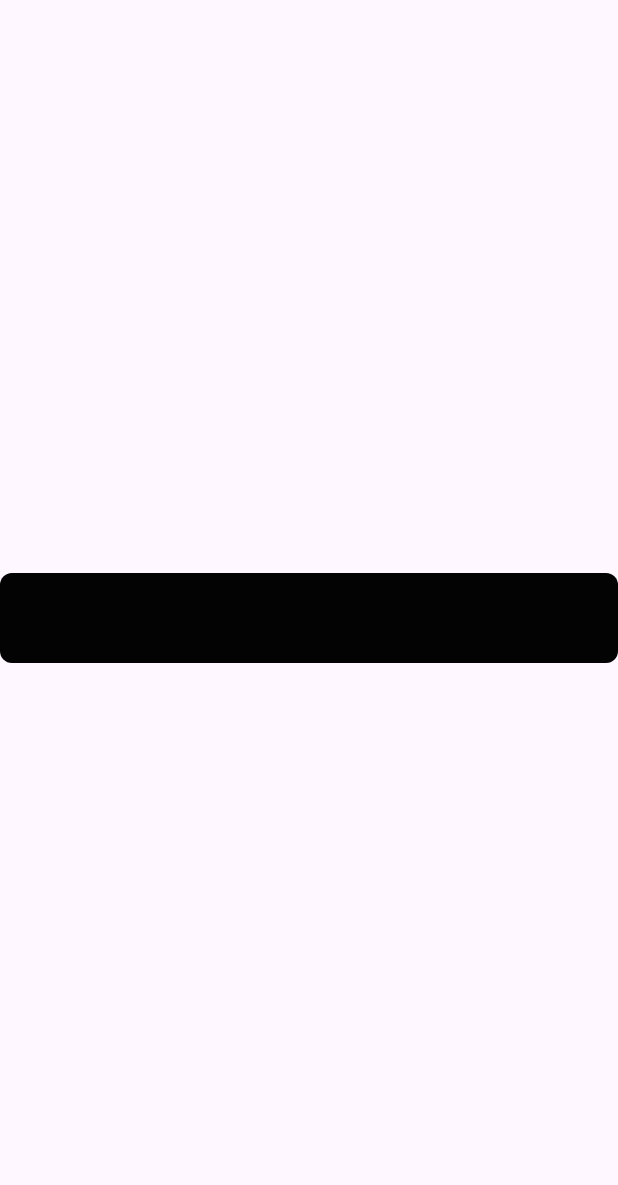
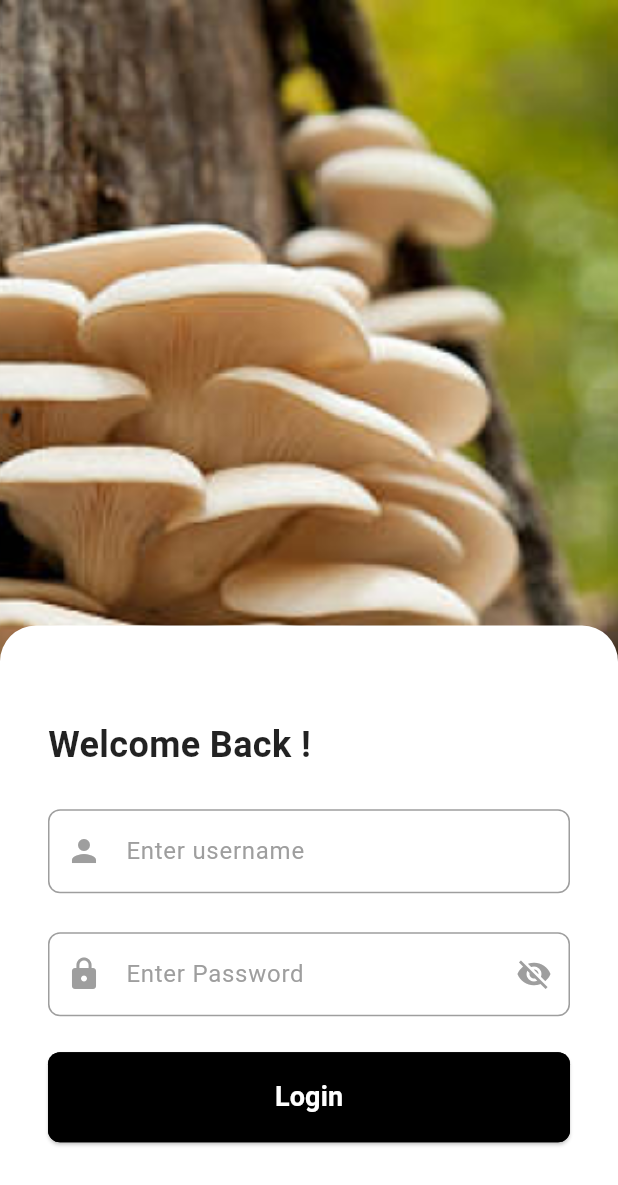
Before and after one commit to JOELPSHAJU/LeenasMushrooms, a Flutter app: the screen it shows after launch, on a phone screen of 412 x 824 dp. Shown: the top 1185 px of the screen. Run offline on Flutter 3.47's test engine with Material 3 defaults, Android fonts, the phone set to English and light mode, and no system bars; our stand-ins replace go_router.

Commit message:
login page ui completed

```diff
--- /dev/null
+++ b/lib/core/router/router.dart
@@ -0,0 +1,15 @@
+import 'package:go_router/go_router.dart';
+import 'package:leenas_mushrooms/main.dart';
+import 'package:leenas_mushrooms/view/login_page.dart';
+
+final router = GoRouter(
+    navigatorKey: MyApp.navigatorKey,
+    initialLocation: LoginPage.routePath,
+    routes: [
+      GoRoute(
+        path: LoginPage.routePath,
+        builder: (context, state) {
+          return const LoginPage();
+        },
+      ),
+    ]);
--- a/lib/main.dart
+++ b/lib/main.dart
@@ -1,6 +1,6 @@
 import 'package:flutter/material.dart';
 import 'package:flutter/services.dart';
-import 'package:leenas_mushrooms/widgets/main_button.dart';
+import 'package:leenas_mushrooms/core/router/router.dart';
 
 void main() async {
   WidgetsFlutterBinding.ensureInitialized();
@@ -11,35 +11,16 @@ void main() async {
 }
 
 class MyApp extends StatelessWidget {
+  static final navigatorKey = GlobalKey<NavigatorState>();
+  static final scaffoldMessngerKey = GlobalKey<ScaffoldMessengerState>();
   const MyApp({super.key});
 
   @override
   Widget build(BuildContext context) {
-    return MaterialApp(
+    return MaterialApp.router(
       debugShowCheckedModeBanner: false,
-      title: 'Leenas Mushrooms',
-      theme: ThemeData(
-        colorScheme: ColorScheme.fromSeed(seedColor: Colors.deepPurple),
-        useMaterial3: true,
-      ),
-      home: const TextClass(),
+      scaffoldMessengerKey: scaffoldMessngerKey,
+      routerConfig: router,
     );
   }
 }
-
-class TextClass extends StatelessWidget {
-  const TextClass({super.key});
-
-  @override
-  Widget build(BuildContext context) {
-    return const Scaffold(
-      body: SafeArea(
-        child: Center(
-          child: MainButton(
-            buttonText: '',
-          ),
-        ),
-      ),
-    );
-  }
-}
--- /dev/null
+++ b/lib/view/login_page.dart
@@ -0,0 +1,12 @@
+import 'package:flutter/material.dart';
+import 'package:leenas_mushrooms/view/mobile_login_page.dart';
+
+class LoginPage extends StatelessWidget {
+  static const routePath = '/login';
+  const LoginPage({super.key});
+
+  @override
+  Widget build(BuildContext context) {
+    return const MobileLoginPage();
+  }
+}
--- /dev/null
+++ b/lib/view/mobile_login_page.dart
@@ -0,0 +1,96 @@
+import 'package:flutter/material.dart';
+import 'package:leenas_mushrooms/widgets/main_button.dart';
+import 'package:leenas_mushrooms/widgets/text_field.dart';
+
+class MobileLoginPage extends StatelessWidget {
+  const MobileLoginPage({super.key});
+
+  @override
+  Widget build(BuildContext context) {
+    final userController = TextEditingController();
+    final passController = TextEditingController();
+
+    // Using ValueNotifier to manage password visibility state
+    final ValueNotifier<bool> isPasswordVisible = ValueNotifier<bool>(false);
+
+    return Scaffold(
+      body: Stack(
+        children: [
+          // Full-screen background image
+          const SizedBox(
+            width: double.infinity,
+            height: double.infinity,
+            child: Image(
+              image: AssetImage("assets/images/login_background.png"),
+              fit: BoxFit.cover,
+            ),
+          ),
+          // Bottom container with rounded top radius
+          Align(
+            alignment: Alignment.bottomCenter,
+            child: Container(
+              width: double.infinity,
+              height: 407, // Adjust height
+              decoration: const BoxDecoration(
+                color: Colors.white,
+                borderRadius: BorderRadius.only(
+                  topLeft: Radius.circular(24),
+                  topRight: Radius.circular(24),
+                ),
+              ),
+              child: Padding(
+                padding: const EdgeInsets.all(32.0),
+                child: Column(
+                  mainAxisAlignment: MainAxisAlignment.center,
+                  crossAxisAlignment: CrossAxisAlignment.start,
+                  children: [
+                    const Text(
+                      "Welcome Back !",
+                      style: TextStyle(
+                        fontSize: 24,
+                        fontWeight: FontWeight.bold,
+                        color: Colors.black87,
+                      ),
+                    ),
+                    // const SizedBox(height: 8),
+                    TExtField(
+                      hintText: 'Enter username',
+                      controller: userController,
+                      obscureText: false,
+                      prefixIcon: Icons.person,
+                    ),
+                    // const SizedBox(height: 8),
+                    ValueListenableBuilder<bool>(
+                      valueListenable: isPasswordVisible,
+                      builder: (context, isVisible, child) {
+                        return TExtField(
+                          hintText: 'Enter Password',
+                          controller: passController,
+                          obscureText: !isVisible,
+                          prefixIcon: Icons.lock,
+                          suffixIcon: IconButton(
+                            onPressed: () {
+                              isPasswordVisible.value = !isVisible;
+                            },
+                            icon: Icon(
+                              isVisible
+                                  ? Icons.visibility
+                                  : Icons.visibility_off,
+                              color: isVisible ? Colors.grey : Colors.grey,
+                            ),
+                          ),
+                        );
+                      },
+                    ),
+                    const SizedBox(height: 24),
+                    MainButton(buttonText: "Login", onPressed: () {})
+                  ],
+                ),
+              ),
+            ),
+          ),
+        ],
+      ),
+    );
+  }
+}
--- a/lib/widgets/main_button.dart
+++ b/lib/widgets/main_button.dart
@@ -18,9 +18,13 @@ class MainButton extends StatelessWidget {
         borderRadius: BorderRadius.all(Radius.circular(8)),
       ),
       child: ElevatedButton(
-        style: ElevatedButton.styleFrom(
-          shape: RoundedRectangleBorder(
-            borderRadius: BorderRadius.circular(8),
+        style: ButtonStyle(
+          backgroundColor:
+              WidgetStateProperty.all<Color>(AppColors.secondaryColor),
+          shape: WidgetStateProperty.all<RoundedRectangleBorder>(
+            RoundedRectangleBorder(
+              borderRadius: BorderRadius.circular(8),
+            ),
           ),
         ),
         onPressed: onPressed,
--- a/lib/widgets/text_field.dart
+++ b/lib/widgets/text_field.dart
@@ -1,19 +1,19 @@
 import 'package:flutter/material.dart';
 
-class PasswordField extends StatelessWidget {
+class TExtField extends StatelessWidget {
   final String hintText;
   final IconData prefixIcon;
-  final IconData? suffixIcon; // Optional suffix icon
+  final IconButton? suffixIcon; // Optional suffix icon
   final VoidCallback?
       onSuffixIconPressed; // Optional callback for suffix icon press
   final TextEditingController controller;
   final String? Function(String?)? validator;
   final bool obscureText;
-  final double height;
+
   final String? textTop;
 
-  const PasswordField(
-      {super.key,
+  const TExtField({
+    super.key,
     required this.hintText,
     required this.prefixIcon,
     required this.controller,
@@ -22,7 +22,7 @@ class PasswordField extends StatelessWidget {
     this.textTop,
     this.validator,
     this.obscureText = false,
-      required this.height});
+  });
 
   @override
   Widget build(BuildContext context) {
@@ -35,7 +35,7 @@ class PasswordField extends StatelessWidget {
               fontWeight: FontWeight.bold,
               color: Colors.black,
             )),
-        const SizedBox(height: 12),
+        textTop != null ? const SizedBox(height: 12) : const SizedBox(),
         SizedBox(
           width: double.infinity,
           child: TextFormField(
@@ -49,12 +49,7 @@ class PasswordField extends StatelessWidget {
                 prefixIcon,
                 color: Colors.grey,
               ),
-              suffixIcon: suffixIcon != null
-                  ? IconButton(
-                      icon: Icon(suffixIcon, color: Colors.grey),
-                      onPressed: onSuffixIconPressed,
-                    )
-                  : null,
+              suffixIcon: suffixIcon,
               hintText: hintText,
               hintStyle: const TextStyle(color: Colors.grey),
               border: OutlineInputBorder(
```
Also changed, not shown: pubspec.yaml (+5 -5 lines), assets/images/login_background.png (added), pubspec.lock. Lines whose indentation alone changed are shown as unchanged.
